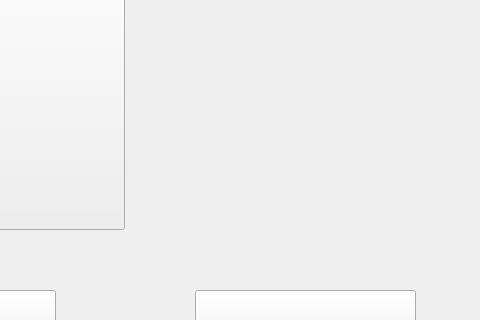
First picture: the form in mainwindow.ui, repository n1kita-kos/l3qt, before the edit; both pictures show x 525 to 1005 and y 289 to 609 of the 1005 by 767 pixel window.
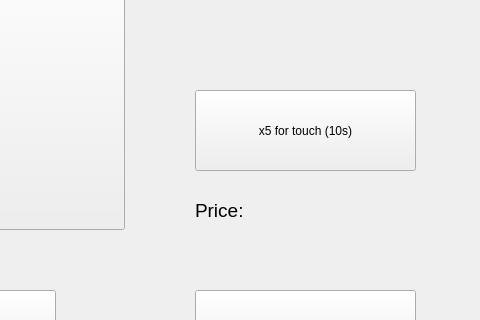
Second picture: the form after the edit. Icons and pictures are not drawn.

Commit message: +1 function, fixed bug with upgr2

The edit to the form file:
```diff
--- a/mainwindow.ui
+++ b/mainwindow.ui
@@ -234,6 +234,48 @@
      <string/>
     </property>
    </widget>
+   <widget class="QPushButton" name="upgrade4">
+    <property name="geometry">
+     <rect>
+      <x>720</x>
+      <y>360</y>
+      <width>221</width>
+      <height>81</height>
+     </rect>
+    </property>
+    <property name="cursor">
+     <cursorShape>OpenHandCursor</cursorShape>
+    </property>
+    <property name="text">
+     <string>x5 for touch (10s)</string>
+    </property>
+   </widget>
+   <widget class="QLabel" name="pr4">
+    <property name="geometry">
+     <rect>
+      <x>820</x>
+      <y>460</y>
+      <width>161</width>
+      <height>41</height>
+     </rect>
+    </property>
+    <property name="text">
+     <string/>
+    </property>
+   </widget>
+   <widget class="QLabel" name="t4">
+    <property name="geometry">
+     <rect>
+      <x>720</x>
+      <y>460</y>
+      <width>71</width>
+      <height>41</height>
+     </rect>
+    </property>
+    <property name="text">
+     <string>&lt;html&gt;&lt;head/&gt;&lt;body&gt;&lt;p&gt;&lt;span style=&quot; font-size:14pt;&quot;&gt;Price:&lt;/span&gt;&lt;/p&gt;&lt;/body&gt;&lt;/html&gt;</string>
+    </property>
+   </widget>
   </widget>
   <widget class="QMenuBar" name="menubar">
    <property name="geometry">
```
The commit also changes 2 other files.
